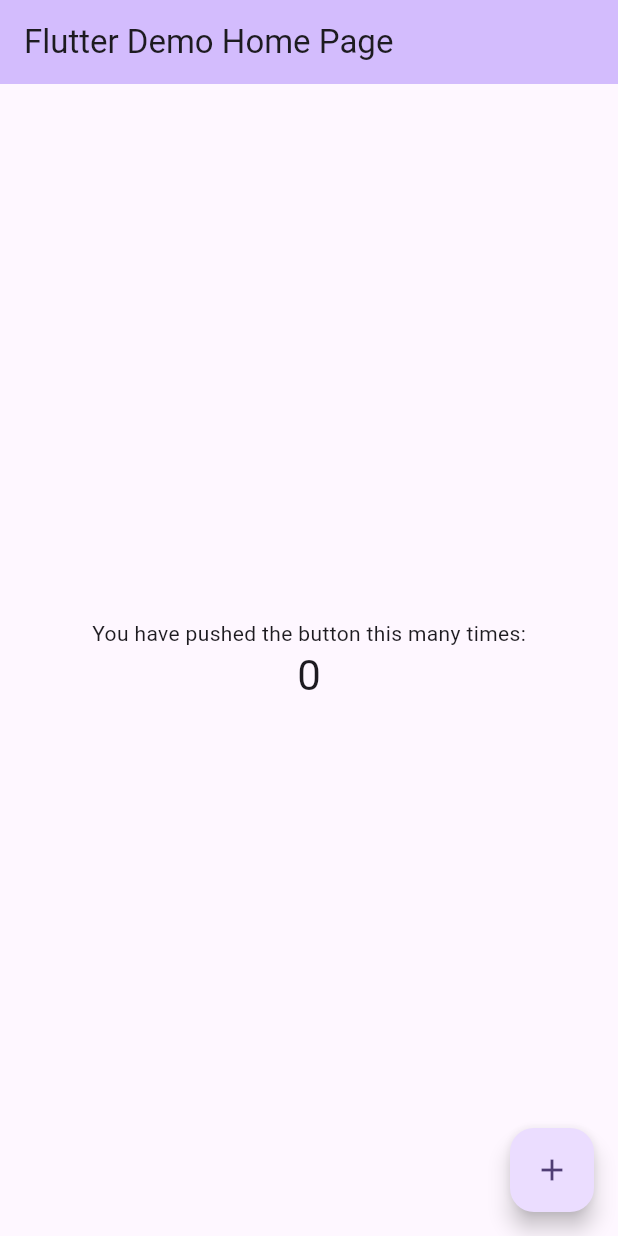
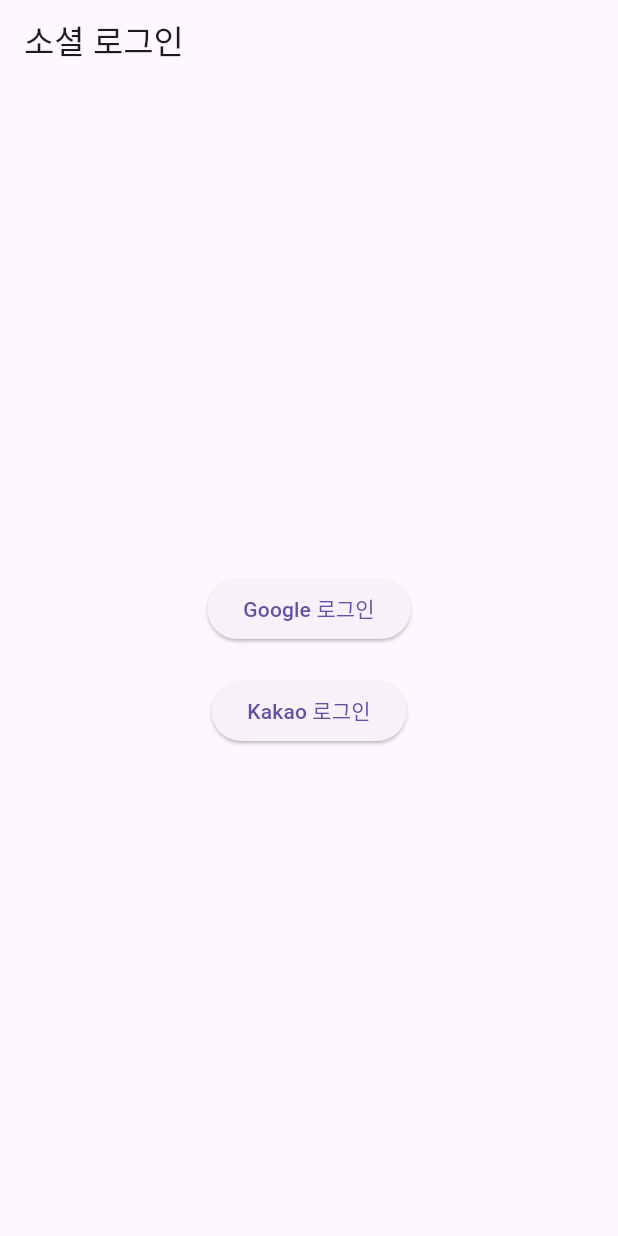
Before and after one commit to chilloutplz/ourlife, a Flutter app: the screen it shows after launch, on a phone screen of 412 x 824 dp. Run offline on Flutter 3.47's test engine with Material 3 defaults, Android fonts, the phone set to English and light mode, and no system bars; our stand-ins replace google_sign_in; missing offline and left inert: kakao_flutter_sdk_user.

Commit message:
goole, kakao 로그인인

```diff
--- /dev/null
+++ b/devtools_options.yaml
@@ -0,0 +1,3 @@
+description: This file stores settings for Dart & Flutter DevTools.
+documentation: https://docs.flutter.dev/tools/devtools/extensions#configure-extension-enablement-states
+extensions:
--- a/lib/main.dart
+++ b/lib/main.dart
@@ -1,122 +1,21 @@
 import 'package:flutter/material.dart';
+import 'screen/login_screen.dart'; // 로그인 화면 파일을 임포트
 
 void main() {
-  runApp(const MyApp());
+  runApp(MyApp());
 }
 
 class MyApp extends StatelessWidget {
   const MyApp({super.key});
 
-  // This widget is the root of your application.
   @override
   Widget build(BuildContext context) {
     return MaterialApp(
-      title: 'Flutter Demo',
+      title: 'Social Login App',
       theme: ThemeData(
-        // This is the theme of your application.
-        //
-        // TRY THIS: Try running your application with "flutter run". You'll see
-        // the application has a purple toolbar. Then, without quitting the app,
-        // try changing the seedColor in the colorScheme below to Colors.green
-        // and then invoke "hot reload" (save your changes or press the "hot
-        // reload" button in a Flutter-supported IDE, or press "r" if you used
-        // the command line to start the app).
-        //
-        // Notice that the counter didn't reset back to zero; the application
-        // state is not lost during the reload. To reset the state, use hot
-        // restart instead.
-        //
-        // This works for code too, not just values: Most code changes can be
-        // tested with just a hot reload.
-        colorScheme: ColorScheme.fromSeed(seedColor: Colors.deepPurple),
+        primarySwatch: Colors.blue,
       ),
-      home: const MyHomePage(title: 'Flutter Demo Home Page'),
+      home: LoginScreen(), // 로그인 화면으로 연결
     );
   }
 }
-
-class MyHomePage extends StatefulWidget {
-  const MyHomePage({super.key, required this.title});
-
-  // This widget is the home page of your application. It is stateful, meaning
-  // that it has a State object (defined below) that contains fields that affect
-  // how it looks.
-
-  // This class is the configuration for the state. It holds the values (in this
-  // case the title) provided by the parent (in this case the App widget) and
-  // used by the build method of the State. Fields in a Widget subclass are
-  // always marked "final".
-
-  final String title;
-
-  @override
-  State<MyHomePage> createState() => _MyHomePageState();
-}
-
-class _MyHomePageState extends State<MyHomePage> {
-  int _counter = 0;
-
-  void _incrementCounter() {
-    setState(() {
-      // This call to setState tells the Flutter framework that something has
-      // changed in this State, which causes it to rerun the build method below
-      // so that the display can reflect the updated values. If we changed
-      // _counter without calling setState(), then the build method would not be
-      // called again, and so nothing would appear to happen.
-      _counter++;
-    });
-  }
-
-  @override
-  Widget build(BuildContext context) {
-    // This method is rerun every time setState is called, for instance as done
-    // by the _incrementCounter method above.
-    //
-    // The Flutter framework has been optimized to make rerunning build methods
-    // fast, so that you can just rebuild anything that needs updating rather
-    // than having to individually change instances of widgets.
-    return Scaffold(
-      appBar: AppBar(
-        // TRY THIS: Try changing the color here to a specific color (to
-        // Colors.amber, perhaps?) and trigger a hot reload to see the AppBar
-        // change color while the other colors stay the same.
-        backgroundColor: Theme.of(context).colorScheme.inversePrimary,
-        // Here we take the value from the MyHomePage object that was created by
-        // the App.build method, and use it to set our appbar title.
-        title: Text(widget.title),
-      ),
-      body: Center(
-        // Center is a layout widget. It takes a single child and positions it
-        // in the middle of the parent.
-        child: Column(
-          // Column is also a layout widget. It takes a list of children and
-          // arranges them vertically. By default, it sizes itself to fit its
-          // children horizontally, and tries to be as tall as its parent.
-          //
-          // Column has various properties to control how it sizes itself and
-          // how it positions its children. Here we use mainAxisAlignment to
-          // center the children vertically; the main axis here is the vertical
-          // axis because Columns are vertical (the cross axis would be
-          // horizontal).
-          //
-          // TRY THIS: Invoke "debug painting" (choose the "Toggle Debug Paint"
-          // action in the IDE, or press "p" in the console), to see the
-          // wireframe for each widget.
-          mainAxisAlignment: MainAxisAlignment.center,
-          children: <Widget>[
-            const Text('You have pushed the button this many times:'),
-            Text(
-              '$_counter',
-              style: Theme.of(context).textTheme.headlineMedium,
-            ),
-          ],
-        ),
-      ),
-      floatingActionButton: FloatingActionButton(
-        onPressed: _incrementCounter,
-        tooltip: 'Increment',
-        child: const Icon(Icons.add),
-      ), // This trailing comma makes auto-formatting nicer for build methods.
-    );
-  }
-}
--- /dev/null
+++ b/lib/screen/login_screen.dart
@@ -0,0 +1,31 @@
+import 'package:flutter/material.dart';
+import '../service/auth_service.dart';
+
+class LoginScreen extends StatelessWidget {
+  final AuthService authService = AuthService();
+
+  LoginScreen({super.key});
+
+  @override
+  Widget build(BuildContext context) {
+    return Scaffold(
+      appBar: AppBar(title: Text("소셜 로그인")),
+      body: Center(
+        child: Column(
+          mainAxisAlignment: MainAxisAlignment.center,
+          children: [
+            ElevatedButton(
+              onPressed: () => authService.signInWithGoogle(),
+              child: Text("Google 로그인"),
+            ),
+            SizedBox(height: 20),
+            ElevatedButton(
+              onPressed: () => authService.signInWithKakao(),
+              child: Text("Kakao 로그인"),
+            ),
+          ],
+        ),
+      ),
+    );
+  }
+}
--- /dev/null
+++ b/lib/service/auth_service.dart
@@ -0,0 +1,53 @@
+import 'package:flutter/material.dart';
+import 'package:google_sign_in/google_sign_in.dart';
+import 'package:kakao_flutter_sdk_user/kakao_flutter_sdk_user.dart';
+import 'package:http/http.dart' as http;
+import 'dart:convert';
+
+class AuthService {
+  final GoogleSignIn _googleSignIn = GoogleSignIn();
+
+  Future<void> signInWithGoogle() async {
+    final GoogleSignInAccount? googleUser = await _googleSignIn.signIn();
+    if (googleUser == null) return; // 로그인 취소 시 처리
+
+    final GoogleSignInAuthentication googleAuth = await googleUser.authentication;
+
+    // Django REST API에 Google 액세스 토큰 전달
+    final response = await http.post(
+      Uri.parse('https://port-0-unclebob-api-m9hwt2ohea8935ae.sel4.cloudtype.app/accounts/google/login/'),
+      body: {'access_token': googleAuth.accessToken},
+    );
+
+    if (response.statusCode == 200) {
+      var data = jsonDecode(response.body);
+      debugPrint("Google 로그인 성공: ${data['message']}");
+    } else {
+      debugPrint("Google 로그인 실패: ${response.body}");
+    }
+  }
+
+  Future<void> signInWithKakao() async {
+    bool isInstalled = await isKakaoTalkInstalled();
+    OAuthToken token;
+
+    if (isInstalled) {
+      token = await UserApi.instance.loginWithKakaoTalk();
+    } else {
+      token = await UserApi.instance.loginWithKakaoAccount();
+    }
+
+    // Django REST API에 Kakao 액세스 토큰 전달
+    final response = await http.post(
+      Uri.parse('https://port-0-unclebob-api-m9hwt2ohea8935ae.sel4.cloudtype.app/accounts/kakao/login/'),
+      body: {'access_token': token.accessToken},
+    );
+
+    if (response.statusCode == 200) {
+      var data = jsonDecode(response.body);
+      debugPrint("Kakao 로그인 성공: ${data['message']}");
+    } else {
+      debugPrint("Kakao 로그인 실패: ${response.body}");
+    }
+  }
+}
--- a/pubspec.yaml
+++ b/pubspec.yaml
@@ -34,6 +34,11 @@
   # The following adds the Cupertino Icons font to your application.
   # Use with the CupertinoIcons class for iOS style icons.
   cupertino_icons: ^1.0.8
+  google_sign_in: ^6.3.0
+  kakao_flutter_sdk: ^1.9.7+3
+  kakao_flutter_sdk_user: ^1.9.7+3
+  flutter_secure_storage: ^9.2.4
+  http: ^1.3.0
 
 dev_dependencies:
   flutter_test:
```
Also changed, not shown: pubspec.lock, 5 other files.
